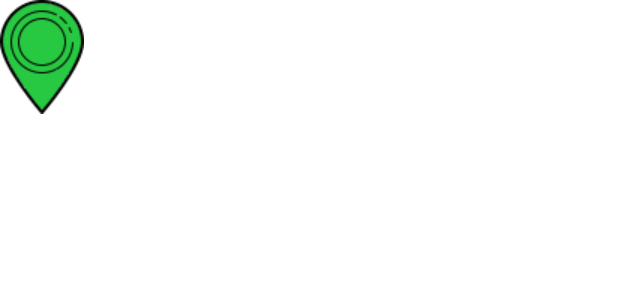
After one commit to tfggroover/Groover_Android_V2, an Android app: the layout marker_icon_recommended.xml on its own in the app's theme, with its tools: preview values and no code run, on a phone screen of 412 x 824 dp. The commit adds this screen. Shown: the top 300 px of the screen. Run offline under Robolectric (Android 15) with nearby library versions, the light colour scheme and no system bars.

Commit message:
Firebase bearer token added to all calls - Loading bar for places calls added - Default icon updated

```diff
--- a/app/src/main/java/com/amartindalonsoc/groover/activities/MainActivity.kt
+++ b/app/src/main/java/com/amartindalonsoc/groover/activities/MainActivity.kt
@@ -40,6 +40,7 @@ class MainActivity : AppCompatActivity() {
     var zoom: Float = 13.25f
     var spotifyAccountType = ""
     var showRecommended = false
+    var searchInProgress = false
 
     override fun onCreate(savedInstanceState: Bundle?) {
         super.onCreate(savedInstanceState)
@@ -60,7 +61,7 @@ class MainActivity : AppCompatActivity() {
             }
 
         })
-
+        // Si se vuelve a dar el pete de buscar recomendacion y navegar, mirar commitNow()
         navigation.setOnNavigationItemSelectedListener {
             val currentFragment = supportFragmentManager.findFragmentById(R.id.fragment_container)
             when (it.itemId) {
@@ -110,7 +111,8 @@ class MainActivity : AppCompatActivity() {
 //        SharedPreferencesManager.saveMapZoom(13.25f, this)
 
         val request = Api.azureApiRequest()
-        val call = request.getPlaces(currentLocation.latitude,currentLocation.longitude,4882.0,1,25)
+        val firebaseBearer = SharedPreferencesManager.getFirebaseBearer(this)
+        val call = request.getPlaces(currentLocation.latitude,currentLocation.longitude,4882.0,1,25, ("Bearer " + firebaseBearer))
         call.enqueue(object : Callback<List<Place>> {
 
             override fun onResponse(call: Call<List<Place>>, response: Response<List<Place>>) {
--- a/app/src/main/java/com/amartindalonsoc/groover/api/Endpoints.kt
+++ b/app/src/main/java/com/amartindalonsoc/groover/api/Endpoints.kt
@@ -14,17 +14,17 @@ interface Endpoints {
     fun refreshLogin(@Query("refresh_token") refresh_token: String): Call<SpotifyRefresh>
 
     @GET("/api/place")
-    fun getPlaces(@Query("lat") lat: Double, @Query("lon") lon: Double, @Query("distance") distance: Double, @Query("page") page: Int, @Query("pageSize") pageSize: Int): Call<List<Place>>
+    fun getPlaces(@Query("lat") lat: Double, @Query("lon") lon: Double, @Query("distance") distance: Double, @Query("page") page: Int, @Query("pageSize") pageSize: Int, @Header("Authorization") token: String): Call<List<Place>>
 
     @Headers("accept: */*", "Content-type: application/json")
     @POST("/api/place/{establishmentId}/song")
     fun addRecognizedSong(@Path("establishmentId") establishmentId: String, @Header("Authorization") token: String, @Body song: RecognizerFragment.RecognizedSongForBack): Call<Any>
 
     @GET("/api/place/recommended")
-    fun getRecommendation(@Query("playlistId") playlistId: String, @Query("lat") lat: Double, @Query("lon") lon: Double, @Query("distance") distance: Double, @Query("spoToken") token: String, @Query("page") page: Int, @Query("pageSize") pageSize: Int): Call<List<Place>>
+    fun getRecommendation(@Query("playlistId") playlistId: String, @Query("lat") lat: Double, @Query("lon") lon: Double, @Query("distance") distance: Double, @Query("spoToken") spoToken: String, @Query("page") page: Int, @Query("pageSize") pageSize: Int, @Header("Authorization") token: String): Call<List<Place>>
 
     @GET("/api/place/recommended/top")
-    fun getRecommendationTop(@Query("lat") lat: Double, @Query("lon") lon: Double, @Query("distance") distance: Double, @Query("spoToken") token: String, @Query("page") page: Int, @Query("pageSize") pageSize: Int): Call<List<Place>>
+    fun getRecommendationTop(@Query("lat") lat: Double, @Query("lon") lon: Double, @Query("distance") distance: Double, @Query("spoToken") spoToken: String, @Query("page") page: Int, @Query("pageSize") pageSize: Int, @Header("Authorization") token: String): Call<List<Place>>
 
 
 
--- a/app/src/main/java/com/amartindalonsoc/groover/fragments/RecognizerFragment.kt
+++ b/app/src/main/java/com/amartindalonsoc/groover/fragments/RecognizerFragment.kt
@@ -246,13 +246,13 @@ class RecognizerFragment: Fragment(), IACRCloudListener {
             val recognizedSongToSend = RecognizedSongForBack(id, name, artists)
             val currentLocation = getLocation()
             val request = Api.azureApiRequest()
-            val call = request.getPlaces(currentLocation.latitude,currentLocation.longitude,50.0,1,25)
+            val firebaseBearer = SharedPreferencesManager.getFirebaseBearer(recognizedFragmentContext)
+            val call = request.getPlaces(currentLocation.latitude,currentLocation.longitude,50.0,1,25, ("Bearer " + firebaseBearer))
             call.enqueue(object : Callback<List<Place>> {
 
                 override fun onResponse(call: Call<List<Place>>, response: Response<List<Place>>) {
                     if (response.isSuccessful) {
                         if (response.body() != null && response.body()!!.isNotEmpty()) {
-                            val firebaseBearer = SharedPreferencesManager.getFirebaseBearer(recognizedFragmentContext)
                             Log.i("BEARER", firebaseBearer)
                             request.addRecognizedSong(response.body()!!.first().id, ("Bearer " + firebaseBearer),recognizedSongToSend).enqueue(object: Callback<Any> {
                                 override fun onFailure(call: Call<Any>, t: Throwable) {
--- a/app/src/main/java/com/amartindalonsoc/groover/models/Place.kt
+++ b/app/src/main/java/com/amartindalonsoc/groover/models/Place.kt
@@ -9,7 +9,7 @@ data class Place (
     val location: Location,
     val mainPlaylist: MainPlaylist?,
     val weeklyPlaylists: WeeklyPlaylists?,
-    val ratings: List<Rating>,
+    val ratings: Double,
     val owners: List<User>,
     val phone: String?,
     val geohash: String,
--- a/app/src/main/res/layout/fragment_map.xml
+++ b/app/src/main/res/layout/fragment_map.xml
@@ -31,8 +31,7 @@
             app:layout_constraintEnd_toEndOf="parent"
             app:layout_constraintStart_toStartOf="parent"
             app:layout_constraintTop_toTopOf="parent"
-            android:layout_marginTop="40dp"
-            android:visibility="invisible"/>
+            android:layout_marginTop="40dp"/>
 
         <Button
             android:id="@+id/recommendAreaButton"
--- a/app/src/main/res/layout/marker_icon.xml
+++ b/app/src/main/res/layout/marker_icon_normal.xml
@@ -12,7 +12,7 @@
         android:id="@+id/marker_image"
         android:layout_width="wrap_content"
         android:layout_height="wrap_content"
-        android:src="@drawable/marker"
+        android:src="@drawable/marker_normal"
         app:layout_constraintTop_toTopOf="parent"
         app:layout_constraintStart_toStartOf="parent"
         />
--- /dev/null
+++ b/app/src/main/res/layout/marker_icon_recommended.xml
@@ -0,0 +1,33 @@
+<?xml version="1.0" encoding="utf-8"?>
+<androidx.constraintlayout.widget.ConstraintLayout xmlns:android="http://schemas.android.com/apk/res/android"
+    android:layout_width="wrap_content"
+    android:layout_height="wrap_content"
+    android:id="@+id/marker_view"
+    android:background="#00000000"
+    xmlns:app="http://schemas.android.com/apk/res-auto">
+
+
+
+    <ImageView
+        android:id="@+id/marker_image"
+        android:layout_width="wrap_content"
+        android:layout_height="wrap_content"
+        android:src="@drawable/marker_recommended"
+        app:layout_constraintTop_toTopOf="parent"
+        app:layout_constraintStart_toStartOf="parent"
+        />
+
+    <TextView
+        android:id="@+id/marker_text"
+        android:layout_width="wrap_content"
+        android:layout_height="wrap_content"
+        android:textSize="13sp"
+        android:layout_marginBottom="20dp"
+        android:textColor="@color/black"
+        android:fontFamily="@font/prototype_regular"
+        app:layout_constraintStart_toStartOf="@id/marker_image"
+        app:layout_constraintTop_toTopOf="@id/marker_image"
+        app:layout_constraintEnd_toEndOf="@id/marker_image"
+        app:layout_constraintBottom_toBottomOf="@id/marker_image"/>
+
+</androidx.constraintlayout.widget.ConstraintLayout>
```
Also changed, not shown: app/src/main/java/com/amartindalonsoc/groover/fragments/MapFragment.kt (+50 -24 lines), app/src/main/res/drawable/marker_normal.png (added), app/src/main/res/drawable/marker_recommended.png (renamed from app/src/main/res/drawable/marker.png).
